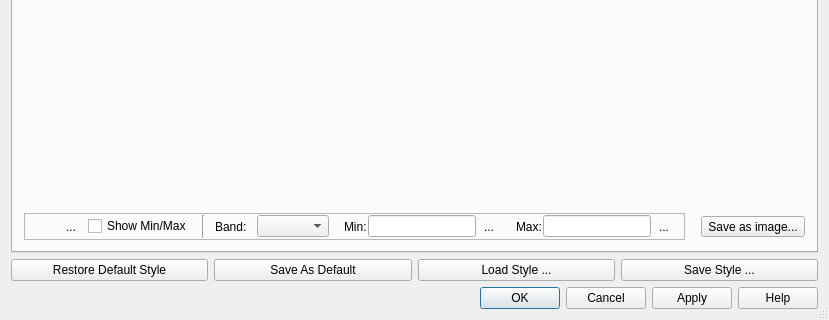
Before: the Qt Designer form src/ui/qgsrasterlayerpropertiesbase.ui in etiennesky/Quantum-GIS, drawn with Qt 5; both pictures show x 0 to 829 and y 347 to 667 of the 829 by 667 pixel window.
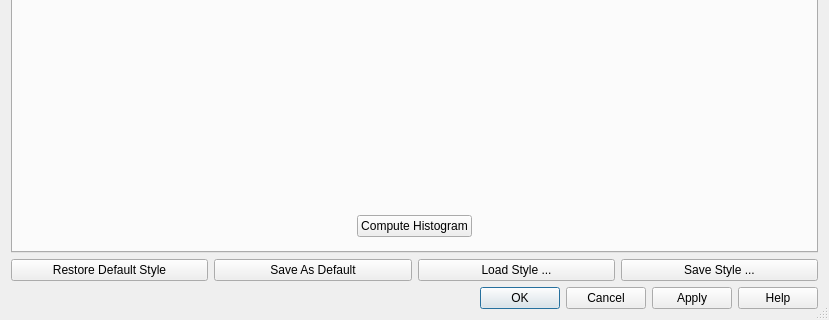
After: the same form once the commit is applied. The open tabs and pages were chosen to show the change. Icons and pictures are not drawn. Custom widgets are drawn as their Qt base class.

Commit message: add Compute Histogram button and verify if there are cached histograms available

Diff of the .ui file:
```diff
--- a/src/ui/qgsrasterlayerpropertiesbase.ui
+++ b/src/ui/qgsrasterlayerpropertiesbase.ui
@@ -2427,6 +2427,49 @@
            </item>
           </layout>
          </widget>
+         <widget class="QWidget" name="page_3">
+          <layout class="QHBoxLayout" name="horizontalLayout_8">
+           <property name="spacing">
+            <number>0</number>
+           </property>
+           <property name="margin">
+            <number>0</number>
+           </property>
+           <item>
+            <spacer name="horizontalSpacer_7">
+             <property name="orientation">
+              <enum>Qt::Horizontal</enum>
+             </property>
+             <property name="sizeHint" stdset="0">
+              <size>
+               <width>40</width>
+               <height>20</height>
+              </size>
+             </property>
+            </spacer>
+           </item>
+           <item>
+            <widget class="QPushButton" name="btnHistoCompute">
+             <property name="text">
+              <string>Compute Histogram</string>
+             </property>
+            </widget>
+           </item>
+           <item>
+            <spacer name="horizontalSpacer_10">
+             <property name="orientation">
+              <enum>Qt::Horizontal</enum>
+             </property>
+             <property name="sizeHint" stdset="0">
+              <size>
+               <width>40</width>
+               <height>20</height>
+              </size>
+             </property>
+            </spacer>
+           </item>
+          </layout>
+         </widget>
         </widget>
        </item>
       </layout>
```
Left out of the diff: 7 changed lines with no effect on the pictures. The commit also changes 7 other files.
